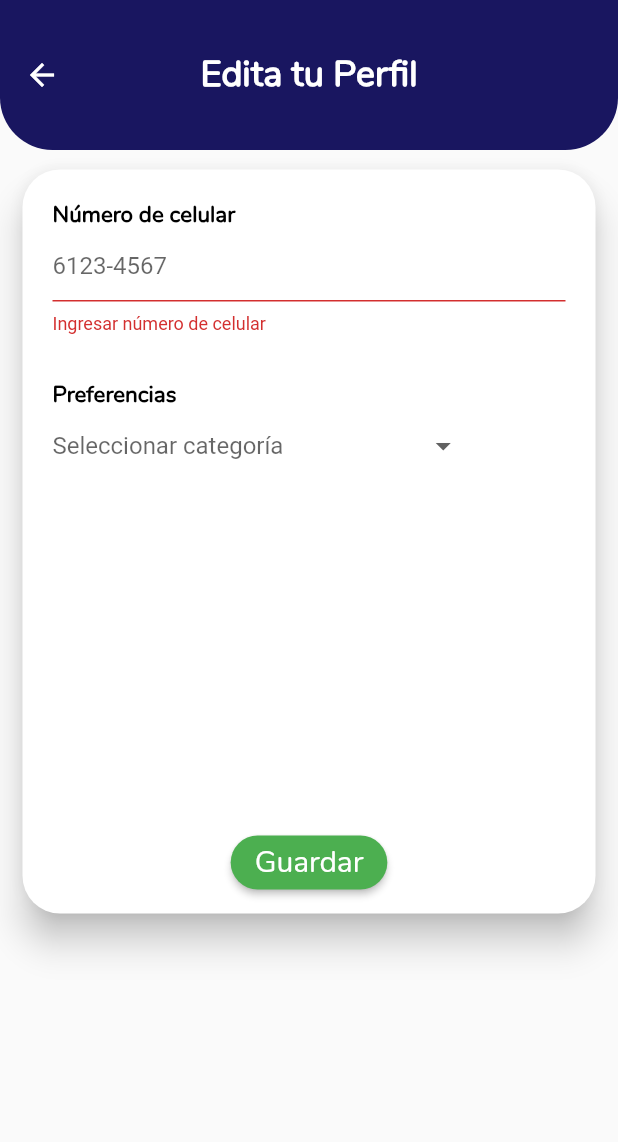
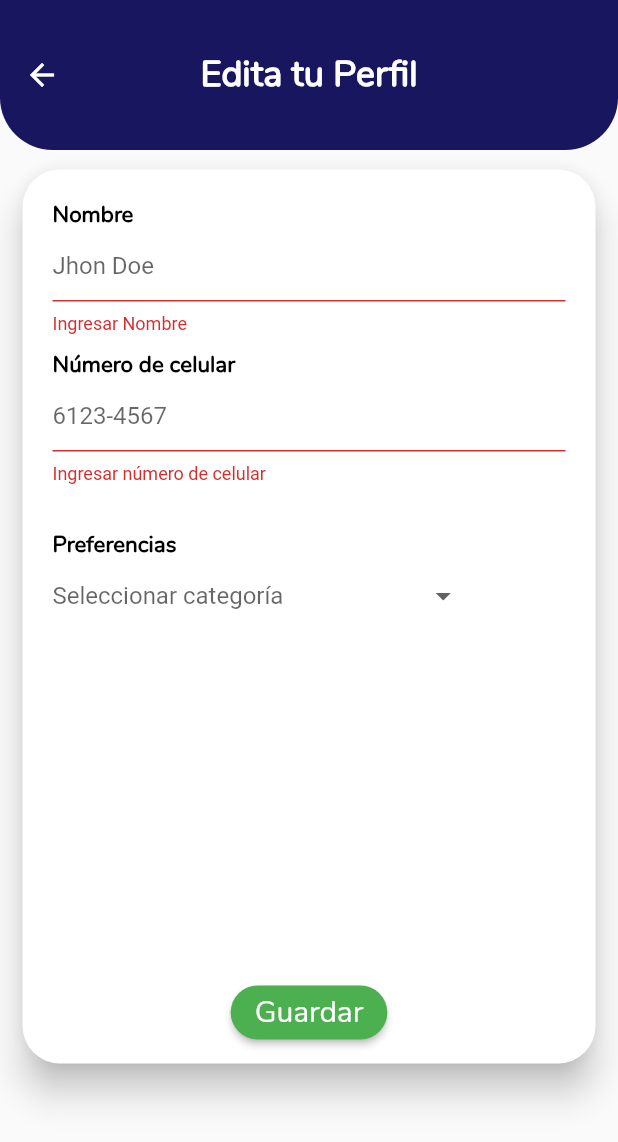
Before and after one commit to marioki/Tienditas-Mobile-App-PU, a Flutter app: the EditUserProfile screen opened directly with empty values, after a tap on "Guardar", on a phone screen of 412 x 824 dp. Shown: the top 1142 px of the screen. Run offline on Flutter 3.47's test engine with Material 2 defaults, Android fonts, the phone set to English and light mode, and no system bars; our stand-ins replace badges, firebase_auth, firebase_core, flutter_swiper, google_sign_in, image_picker and 4 more; missing offline and left inert: apple_sign_in, credit_card, expansion_card; accounts and stored records are empty.

Commit message:
user name

```diff
--- a/lib/src/pages/user/edit_user_profile.dart
+++ b/lib/src/pages/user/edit_user_profile.dart
@@ -77,6 +77,32 @@ class _EditUserProfileState extends State<EditUserProfile> {
                           child: Column(
                               crossAxisAlignment: CrossAxisAlignment.start,
                               children: <Widget>[
+                                SizedBox(
+                                  height: 10,
+                                ),
+                                Text(
+                                  "Nombre",
+                                  style: TextStyle(
+                                      color: Colors.black,
+                                      fontSize: 15,
+                                      fontWeight: FontWeight.bold,
+                                      fontFamily: "Nunito"),
+                                ),
+                                TextFormField(
+                                  initialValue: widget.user.name,
+                                  onChanged: (String value) {
+                                    widget.user.name = value;
+                                  },
+                                  validator: (value) {
+                                    if (value.isEmpty) {
+                                      return 'Ingresar Nombre';
+                                    }
+                                    return null;
+                                  },
+                                  decoration: InputDecoration(
+                                      fillColor: Colors.white,
+                                      hintText: 'Jhon Doe'),
+                                ),
                                 SizedBox(
                                   height: 10,
                                 ),
--- a/lib/src/pages/user/profile_page.dart
+++ b/lib/src/pages/user/profile_page.dart
@@ -90,7 +90,7 @@ class _ProfilePageState extends State<ProfilePage> {
                 mainAxisAlignment: MainAxisAlignment.center,
                 children: <Widget>[
                   MyProfileWidget(
-                    name: userInfo.name,
+                    name: '${userInfo.name}',
                     email: userInfo.userEmail,
                     phoneNumber: userInfo.phoneNumber,
                     image: image,
--- a/lib/src/providers/user/user_tienditas_provider.dart
+++ b/lib/src/providers/user/user_tienditas_provider.dart
@@ -49,6 +49,7 @@ class UsuarioTienditasProvider {
     String _url = '$baseApiUrl/api/v1/user';
     var bodyData = {
       "user": {
+        "name": user.name,
         "email": user.userEmail,
         "phone_number": user.phoneNumber,
         "preferences": user.preferences
```
